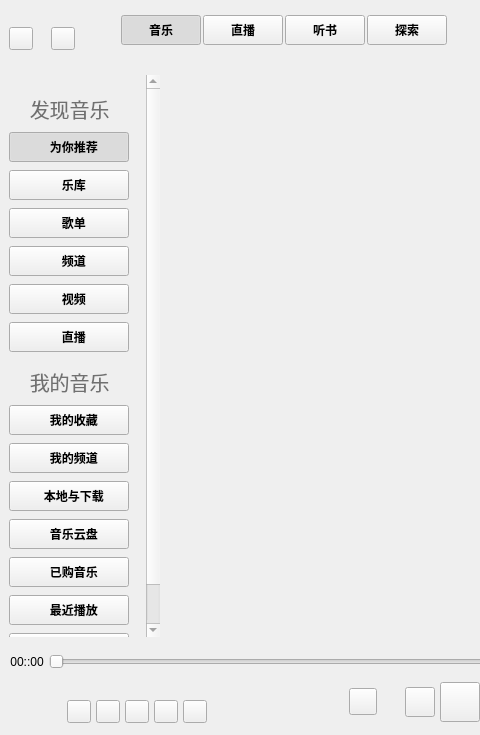
a-mo-xi-wei/Qt-KuGouAppClient, file KuGouStart/KuGouApp.ui: the form before one commit; both pictures show x 0 to 480 and y 0 to 735 of the 1060 by 735 pixel window.
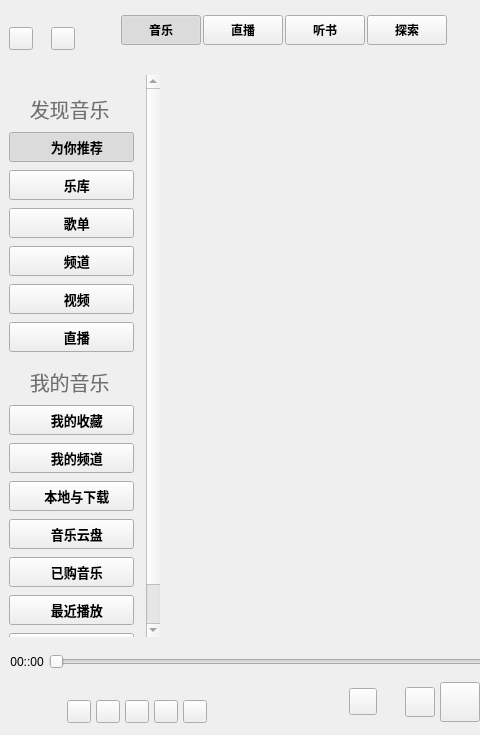
The form after the commit. Custom widgets are drawn as their Qt base class.

Commit message: 优化Ui

Diff of the .ui file:
```diff
--- a/KuGouStart/KuGouApp.ui
+++ b/KuGouStart/KuGouApp.ui
@@ -746,7 +746,7 @@
          <property name="geometry">
           <rect>
            <x>0</x>
-           <y>0</y>
+           <y>-37</y>
            <width>143</width>
            <height>592</height>
           </rect>
@@ -761,7 +761,7 @@
           <item>
            <widget class="QWidget" name="center_menu_widget" native="true">
             <property name="sizePolicy">
-             <sizepolicy hsizetype="Preferred" vsizetype="Minimum">
+             <sizepolicy hsizetype="Preferred" vsizetype="Preferred">
               <horstretch>0</horstretch>
               <verstretch>0</verstretch>
              </sizepolicy>
@@ -806,12 +806,24 @@
              </item>
              <item>
               <widget class="QToolButton" name="recommend_toolButton">
+               <property name="sizePolicy">
+                <sizepolicy hsizetype="Preferred" vsizetype="Preferred">
+                 <horstretch>0</horstretch>
+                 <verstretch>0</verstretch>
+                </sizepolicy>
+               </property>
                <property name="minimumSize">
                 <size>
                  <width>120</width>
                  <height>30</height>
                 </size>
                </property>
+               <property name="font">
+                <font>
+                 <pointsize>10</pointsize>
+                 <bold>true</bold>
+                </font>
+               </property>
                <property name="cursor">
                 <cursorShape>PointingHandCursor</cursorShape>
                </property>
@@ -843,12 +855,24 @@
              </item>
              <item>
               <widget class="QToolButton" name="yueku_toolButton">
+               <property name="sizePolicy">
+                <sizepolicy hsizetype="Preferred" vsizetype="Preferred">
+                 <horstretch>0</horstretch>
+                 <verstretch>0</verstretch>
+                </sizepolicy>
+               </property>
                <property name="minimumSize">
                 <size>
                  <width>120</width>
                  <height>30</height>
                 </size>
                </property>
+               <property name="font">
+                <font>
+                 <pointsize>10</pointsize>
+                 <bold>true</bold>
+                </font>
+               </property>
                <property name="cursor">
                 <cursorShape>PointingHandCursor</cursorShape>
                </property>
@@ -874,12 +898,24 @@
              </item>
              <item>
               <widget class="QToolButton" name="gedan_toolButton">
+               <property name="sizePolicy">
+                <sizepolicy hsizetype="Preferred" vsizetype="Preferred">
+                 <horstretch>0</horstretch>
+                 <verstretch>0</verstretch>
+                </sizepolicy>
+               </property>
                <property name="minimumSize">
                 <size>
                  <width>120</width>
                  <height>30</height>
                 </size>
                </property>
+               <property name="font">
+                <font>
+                 <pointsize>10</pointsize>
+                 <bold>true</bold>
+                </font>
+               </property>
                <property name="cursor">
                 <cursorShape>PointingHandCursor</cursorShape>
                </property>
@@ -905,12 +941,24 @@
              </item>
              <item>
               <widget class="QToolButton" name="pindao_toolButton">
+               <property name="sizePolicy">
+                <sizepolicy hsizetype="Preferred" vsizetype="Preferred">
+                 <horstretch>0</horstretch>
+                 <verstretch>0</verstretch>
+                </sizepolicy>
+               </property>
                <property name="minimumSize">
                 <size>
                  <width>120</width>
                  <height>30</height>
                 </size>
                </property>
+               <property name="font">
+                <font>
+                 <pointsize>10</pointsize>
+                 <bold>true</bold>
+                </font>
+               </property>
                <property name="cursor">
                 <cursorShape>PointingHandCursor</cursorShape>
                </property>
@@ -936,12 +984,24 @@
              </item>
              <item>
               <widget class="QToolButton" name="video_toolButton">
+               <property name="sizePolicy">
+                <sizepolicy hsizetype="Preferred" vsizetype="Preferred">
+                 <horstretch>0</horstretch>
+                 <verstretch>0</verstretch>
+                </sizepolicy>
+               </property>
                <property name="minimumSize">
                 <size>
                  <width>120</width>
                  <height>30</height>
                 </size>
                </property>
+               <property name="font">
+                <font>
+                 <pointsize>10</pointsize>
+                 <bold>true</bold>
+                </font>
+               </property>
                <property name="cursor">
                 <cursorShape>PointingHandCursor</cursorShape>
                </property>
@@ -967,12 +1027,24 @@
              </item>
              <item>
               <widget class="QToolButton" name="live_toolButton">
+               <property name="sizePolicy">
+                <sizepolicy hsizetype="Preferred" vsizetype="Preferred">
+                 <horstretch>0</horstretch>
+                 <verstretch>0</verstretch>
+                </sizepolicy>
+               </property>
                <property name="minimumSize">
                 <size>
                  <width>120</width>
                  <height>30</height>
                 </size>
                </property>
+               <property name="font">
+                <font>
+                 <pointsize>10</pointsize>
+                 <bold>true</bold>
+                </font>
+               </property>
                <property name="cursor">
                 <cursorShape>PointingHandCursor</cursorShape>
                </property>
@@ -1002,7 +1074,7 @@
           <item>
            <widget class="QWidget" name="widget_3" native="true">
             <property name="sizePolicy">
-             <sizepolicy hsizetype="Preferred" vsizetype="Minimum">
+             <sizepolicy hsizetype="Preferred" vsizetype="Preferred">
               <horstretch>0</horstretch>
               <verstretch>0</verstretch>
              </sizepolicy>
@@ -1050,12 +1122,24 @@
              </item>
              <item>
               <widget class="QToolButton" name="my_shoucang_toolButton">
+               <property name="sizePolicy">
+                <sizepolicy hsizetype="Preferred" vsizetype="Preferred">
+                 <horstretch>0</horstretch>
+                 <verstretch>0</verstretch>
+                </sizepolicy>
+               </property>
                <property name="minimumSize">
                 <size>
                  <width>120</width>
                  <height>30</height>
                 </size>
                </property>
+               <property name="font">
+                <font>
+                 <pointsize>10</pointsize>
+                 <bold>true</bold>
+                </font>
+               </property>
                <property name="cursor">
                 <cursorShape>PointingHandCursor</cursorShape>
                </property>
@@ -1081,12 +1165,24 @@
              </item>
              <item>
               <widget class="QToolButton" name="my_pindao_toolButton">
+               <property name="sizePolicy">
+                <sizepolicy hsizetype="Preferred" vsizetype="Preferred">
+                 <horstretch>0</horstretch>
+                 <verstretch>0</verstretch>
+                </sizepolicy>
+               </property>
                <property name="minimumSize">
                 <size>
                  <width>120</width>
                  <height>30</height>
                 </size>
                </property>
+               <property name="font">
+                <font>
+                 <pointsize>10</pointsize>
+                 <bold>true</bold>
+                </font>
+               </property>
                <property name="cursor">
                 <cursorShape>PointingHandCursor</cursorShape>
                </property>
@@ -1112,12 +1208,24 @@
              </item>
              <item>
               <widget class="QToolButton" name="local_download_toolButton">
+               <property name="sizePolicy">
+                <sizepolicy hsizetype="Preferred" vsizetype="Preferred">
+                 <horstretch>0</horstretch>
+                 <verstretch>0</verstretch>
+                </sizepolicy>
+               </property>
                <property name="minimumSize">
                 <size>
                  <width>120</width>
                  <height>30</height>
                 </size>
                </property>
+               <property name="font">
+                <font>
+                 <pointsize>10</pointsize>
+                 <bold>true</bold>
+                </font>
+               </property>
                <property name="cursor">
                 <cursorShape>PointingHandCursor</cursorShape>
                </property>
@@ -1143,12 +1251,24 @@
              </item>
              <item>
               <widget class="QToolButton" name="music_yunpan_toolButton">
+               <property name="sizePolicy">
+                <sizepolicy hsizetype="Preferred" vsizetype="Preferred">
+                 <horstretch>0</horstretch>
+                 <verstretch>0</verstretch>
+                </sizepolicy>
+               </property>
                <property name="minimumSize">
                 <size>
                  <width>120</width>
                  <height>30</height>
                 </size>
                </property>
+               <property name="font">
+                <font>
+                 <pointsize>10</pointsize>
+                 <bold>true</bold>
+                </font>
+               </property>
                <property name="cursor">
                 <cursorShape>PointingHandCursor</cursorShape>
                </property>
@@ -1174,12 +1294,24 @@
              </item>
              <item>
               <widget class="QToolButton" name="yigou_yunpan_toolButton">
+               <property name="sizePolicy">
+                <sizepolicy hsizetype="Preferred" vsizetype="Preferred">
+                 <horstretch>0</horstretch>
+                 <verstretch>0</verstretch>
+                </sizepolicy>
+               </property>
                <property name="minimumSize">
                 <size>
                  <width>120</width>
                  <height>30</height>
                 </size>
                </property>
+               <property name="font">
+                <font>
+                 <pointsize>10</pointsize>
+                 <bold>true</bold>
+                </font>
+               </property>
                <property name="cursor">
                 <cursorShape>PointingHandCursor</cursorShape>
                </property>
@@ -1205,12 +1337,24 @@
              </item>
              <item>
               <widget class="QToolButton" name="zuijin_bofang_toolButton">
+               <property name="sizePolicy">
+                <sizepolicy hsizetype="Preferred" vsizetype="Preferred">
+                 <horstretch>0</horstretch>
+                 <verstretch>0</verstretch>
+                </sizepolicy>
+               </property>
                <property name="minimumSize">
                 <size>
                  <width>120</width>
                  <height>30</height>
                 </size>
                </property>
+               <property name="font">
+                <font>
+                 <pointsize>10</pointsize>
+                 <bold>true</bold>
+                </font>
+               </property>
                <property name="cursor">
                 <cursorShape>PointingHandCursor</cursorShape>
                </property>
@@ -1236,12 +1380,24 @@
              </item>
              <item>
               <widget class="QToolButton" name="moren_liebiao_toolButton">
+               <property name="sizePolicy">
+                <sizepolicy hsizetype="Preferred" vsizetype="Preferred">
+                 <horstretch>0</horstretch>
+                 <verstretch>0</verstretch>
+                </sizepolicy>
+               </property>
                <property name="minimumSize">
                 <size>
                  <width>120</width>
                  <height>30</height>
                 </size>
                </property>
+               <property name="font">
+                <font>
+                 <pointsize>10</pointsize>
+                 <bold>true</bold>
+                </font>
+               </property>
                <property name="cursor">
                 <cursorShape>PointingHandCursor</cursorShape>
                </property>
```
